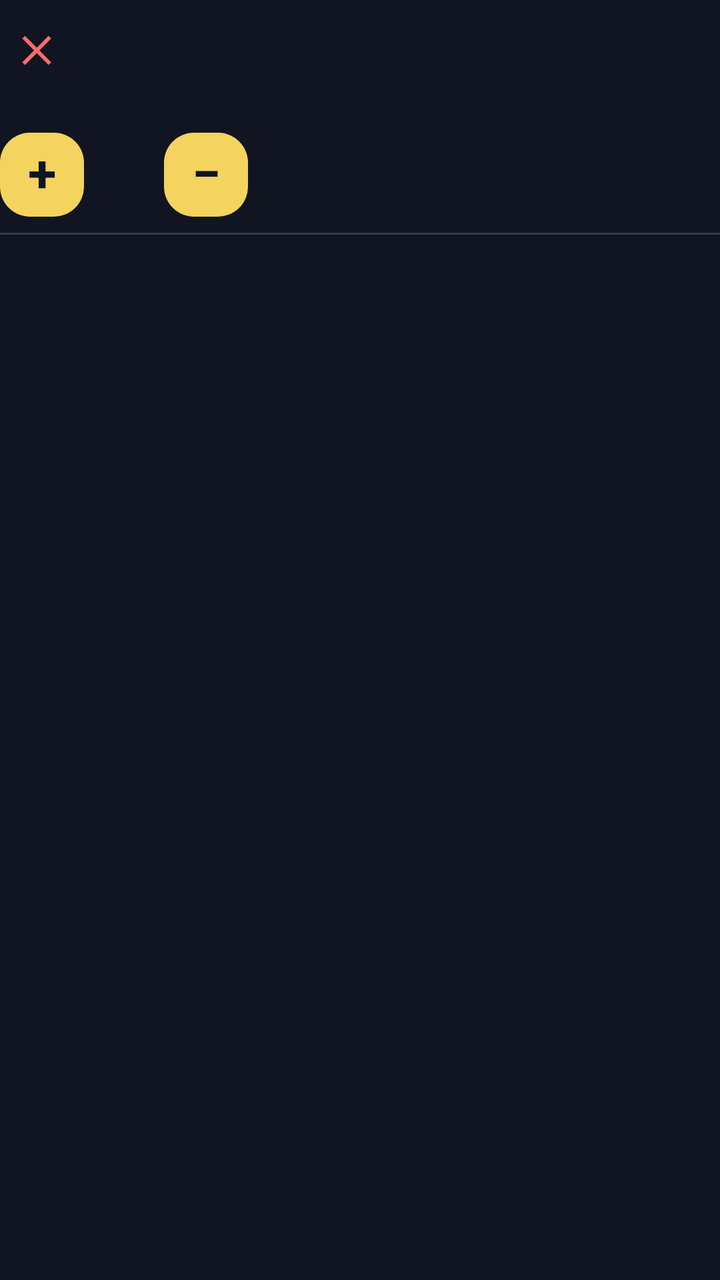
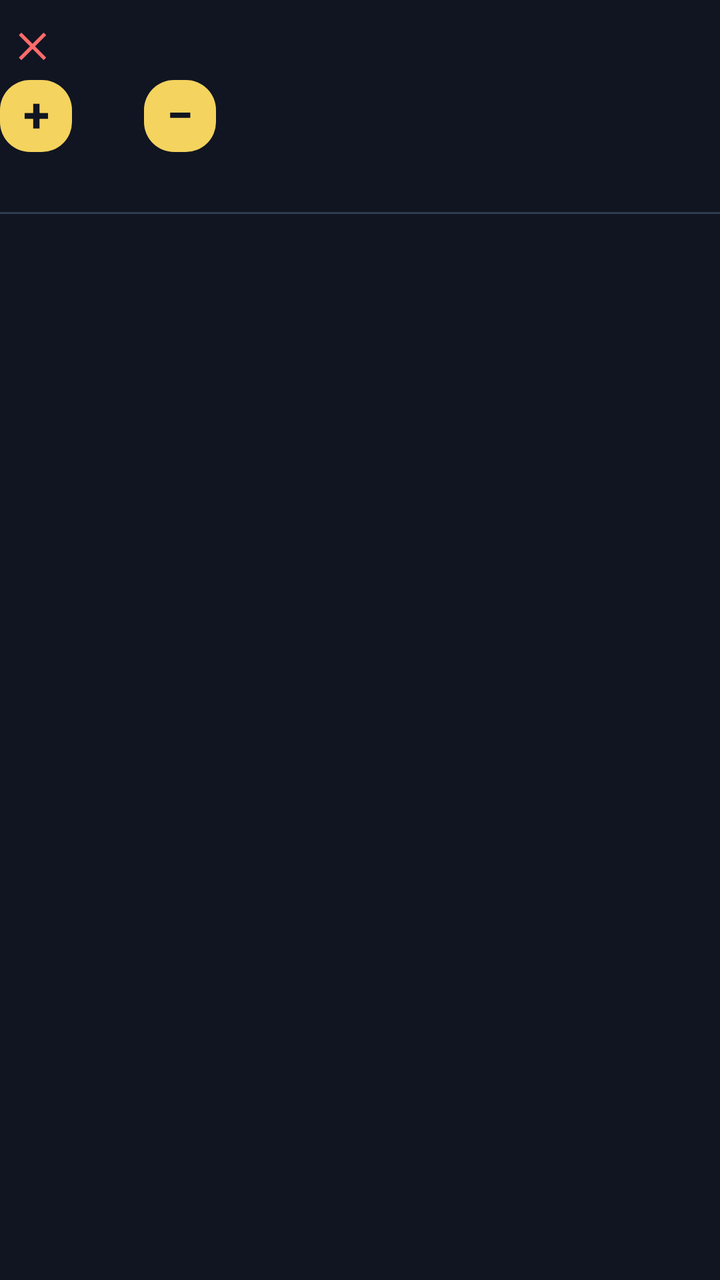

Screens rendered from an Android XML layout before and after an edit, with the pre-edit source and the edit as a unified diff.
<!-- AndroidManifest.xml: application theme Theme.Haji -->
<!-- res/layout/item_order_line.xml -->
<?xml version="1.0" encoding="utf-8"?>
<LinearLayout xmlns:android="http://schemas.android.com/apk/res/android"
    android:layout_width="match_parent"
    android:layout_height="wrap_content"
    android:orientation="vertical"
    android:paddingTop="6dp">

    
    <LinearLayout
        android:layout_width="match_parent"
        android:layout_height="wrap_content"
        android:gravity="center_vertical"
        android:orientation="horizontal">

        <TextView
            android:id="@+id/tvLineName"
            android:layout_width="0dp"
            android:layout_height="wrap_content"
            android:layout_weight="1"
            android:textColor="@color/text_primary"
            android:textSize="16sp"
            android:textStyle="bold" />

        <TextView
            android:id="@+id/btnDelete"
            android:layout_width="36dp"
            android:layout_height="36dp"
            android:background="?android:attr/selectableItemBackgroundBorderless"
            android:clickable="true"
            android:focusable="true"
            android:gravity="center"
            android:text="✕"
            android:textColor="@color/error"
            android:textSize="18sp"
            android:textStyle="bold" />
    </LinearLayout>

    
    <LinearLayout
        android:layout_width="match_parent"
        android:layout_height="wrap_content"
        android:gravity="center_vertical"
        android:orientation="horizontal">

        <TextView
            android:id="@+id/tvLineUnit"
            android:layout_width="0dp"
            android:layout_height="wrap_content"
            android:layout_weight="1"
            android:textColor="@color/text_secondary"
            android:textSize="13sp" />

        <TextView
            android:id="@+id/tvLineTotal"
            android:layout_width="wrap_content"
            android:layout_height="wrap_content"
            android:gravity="center"
            android:textColor="@color/text_primary"
            android:textSize="15sp"
            android:textStyle="bold" />
    </LinearLayout>

    
    <LinearLayout
        android:layout_width="match_parent"
        android:layout_height="wrap_content"
        android:layout_marginTop="4dp"
        android:gravity="center_vertical"
        android:orientation="horizontal"
        android:paddingBottom="8dp">

        <TextView
            android:id="@+id/tvLineNote"
            android:layout_width="0dp"
            android:layout_height="wrap_content"
            android:layout_weight="1"
            android:background="?android:attr/selectableItemBackground"
            android:clickable="true"
            android:focusable="true"
            android:gravity="center_vertical"
            android:minHeight="36dp"
            android:textColor="@color/text_secondary"
            android:textSize="13sp" />

        <TextView
            android:id="@+id/btnMinus"
            android:layout_width="42dp"
            android:layout_height="42dp"
            android:background="@drawable/bg_button_primary"
            android:clickable="true"
            android:focusable="true"
            android:gravity="center"
            android:includeFontPadding="false"
            android:text="−"
            android:textColor="@color/brand_navy"
            android:textSize="26sp"
            android:textStyle="bold" />

        <TextView
            android:id="@+id/tvQty"
            android:layout_width="40dp"
            android:layout_height="wrap_content"
            android:gravity="center"
            android:textColor="@color/text_primary"
            android:textSize="19sp"
            android:textStyle="bold" />

        <TextView
            android:id="@+id/btnPlus"
            android:layout_width="42dp"
            android:layout_height="42dp"
            android:background="@drawable/bg_button_primary"
            android:clickable="true"
            android:focusable="true"
            android:gravity="center"
            android:includeFontPadding="false"
            android:text="+"
            android:textColor="@color/brand_navy"
            android:textSize="26sp"
            android:textStyle="bold" />
    </LinearLayout>

    <View
        android:layout_width="match_parent"
        android:layout_height="1dp"
        android:background="@color/stroke" />
</LinearLayout>
<!-- resources referenced by this layout -->
<resources>
  <color name="brand_navy">#101521</color>
  <color name="error">#FF6B6B</color>
  <color name="stroke">#303B50</color>
  <color name="text_primary">#F5F7FC</color>
  <color name="text_secondary">#BAC4D5</color>
  <!-- drawable bg_button_primary (drawable) -->
  <?xml version="1.0" encoding="utf-8"?>
  <ripple xmlns:android="http://schemas.android.com/apk/res/android"
      android:color="#55FFFFFF">
  
      <item>
          <shape android:shape="rectangle">
              <solid android:color="@color/brand_red" />
              <corners android:radius="15dp" />
          </shape>
      </item>
  
  </ripple>
  <style name="Theme.Haji" parent="Theme.Material3.Light.NoActionBar">
          <item name="colorPrimary">@color/brand_red</item>
          <item name="colorOnPrimary">@color/white</item>
          <item name="colorPrimaryContainer">@color/brand_red_soft</item>
          <item name="colorOnPrimaryContainer">@color/brand_red_dark</item>
          <item name="colorSecondary">@color/brand_red_dark</item>
          <item name="colorOnSecondary">@color/white</item>
          <item name="colorSurface">@color/surface</item>
          <item name="colorOnSurface">@color/text_primary</item>
          <item name="colorError">@color/error</item>
          <item name="android:windowBackground">@color/bg_app</item>
          <item name="android:statusBarColor">@color/brand_red_dark</item>
          <item name="android:navigationBarColor">@color/bg_app</item>
          <item name="android:textColorPrimary">@color/text_primary</item>
          <item name="android:textColorSecondary">@color/text_secondary</item>
          <item name="android:layoutDirection">rtl</item>
          <item name="android:textDirection">rtl</item>
      </style>
  <color name="brand_red">#F4D35E</color>
  <color name="white">#FFFFFF</color>
  <color name="brand_red_soft">#FFF8D9</color>
  <color name="brand_red_dark">#D9B83F</color>
  <color name="surface">#192235</color>
  <color name="bg_app">#101521</color>
</resources>

<!-- the commit's change to res/layout/item_order_line.xml (unified diff, before → after) -->
@@ -3,7 +3,8 @@
     android:layout_width="match_parent"
     android:layout_height="wrap_content"
     android:orientation="vertical"
-    android:paddingTop="6dp">
+    android:paddingTop="6dp"
+    android:paddingBottom="4dp">
 
     
     <LinearLayout
@@ -18,20 +19,30 @@
             android:layout_height="wrap_content"
             android:layout_weight="1"
             android:textColor="@color/text_primary"
-            android:textSize="16sp"
+            android:textSize="15sp"
+            android:textStyle="bold" />
+
+        <TextView
+            android:id="@+id/tvLineTotal"
+            android:layout_width="wrap_content"
+            android:layout_height="wrap_content"
+            android:layout_marginStart="4dp"
+            android:gravity="center"
+            android:textColor="@color/text_primary"
+            android:textSize="14sp"
             android:textStyle="bold" />
 
         <TextView
             android:id="@+id/btnDelete"
-            android:layout_width="36dp"
-            android:layout_height="36dp"
+            android:layout_width="32dp"
+            android:layout_height="32dp"
             android:background="?android:attr/selectableItemBackgroundBorderless"
             android:clickable="true"
             android:focusable="true"
             android:gravity="center"
             android:text="✕"
             android:textColor="@color/error"
-            android:textSize="18sp"
+            android:textSize="17sp"
             android:textStyle="bold" />
     </LinearLayout>
 
@@ -39,6 +50,7 @@
     <LinearLayout
         android:layout_width="match_parent"
         android:layout_height="wrap_content"
+        android:layout_marginTop="2dp"
         android:gravity="center_vertical"
         android:orientation="horizontal">
 
@@ -51,41 +63,9 @@
             android:textSize="13sp" />
 
         <TextView
-            android:id="@+id/tvLineTotal"
-            android:layout_width="wrap_content"
-            android:layout_height="wrap_content"
-            android:gravity="center"
-            android:textColor="@color/text_primary"
-            android:textSize="15sp"
-            android:textStyle="bold" />
-    </LinearLayout>
-
-    
-    <LinearLayout
-        android:layout_width="match_parent"
-        android:layout_height="wrap_content"
-        android:layout_marginTop="4dp"
-        android:gravity="center_vertical"
-        android:orientation="horizontal"
-        android:paddingBottom="8dp">
-
-        <TextView
-            android:id="@+id/tvLineNote"
-            android:layout_width="0dp"
-            android:layout_height="wrap_content"
-            android:layout_weight="1"
-            android:background="?android:attr/selectableItemBackground"
-            android:clickable="true"
-            android:focusable="true"
-            android:gravity="center_vertical"
-            android:minHeight="36dp"
-            android:textColor="@color/text_secondary"
-            android:textSize="13sp" />
-
-        <TextView
             android:id="@+id/btnMinus"
-            android:layout_width="42dp"
-            android:layout_height="42dp"
+            android:layout_width="36dp"
+            android:layout_height="36dp"
             android:background="@drawable/bg_button_primary"
             android:clickable="true"
             android:focusable="true"
@@ -93,22 +73,22 @@
             android:includeFontPadding="false"
             android:text="−"
             android:textColor="@color/brand_navy"
-            android:textSize="26sp"
+            android:textSize="24sp"
             android:textStyle="bold" />
 
         <TextView
             android:id="@+id/tvQty"
-            android:layout_width="40dp"
+            android:layout_width="36dp"
             android:layout_height="wrap_content"
             android:gravity="center"
             android:textColor="@color/text_primary"
-            android:textSize="19sp"
+            android:textSize="18sp"
             android:textStyle="bold" />
 
         <TextView
             android:id="@+id/btnPlus"
-            android:layout_width="42dp"
-            android:layout_height="42dp"
+            android:layout_width="36dp"
+            android:layout_height="36dp"
             android:background="@drawable/bg_button_primary"
             android:clickable="true"
             android:focusable="true"
@@ -116,12 +96,26 @@
             android:includeFontPadding="false"
             android:text="+"
             android:textColor="@color/brand_navy"
-            android:textSize="26sp"
+            android:textSize="24sp"
             android:textStyle="bold" />
     </LinearLayout>
+
+    
+    <TextView
+        android:id="@+id/tvLineNote"
+        android:layout_width="match_parent"
+        android:layout_height="wrap_content"
+        android:background="?android:attr/selectableItemBackground"
+        android:clickable="true"
+        android:focusable="true"
+        android:gravity="center_vertical"
+        android:minHeight="28dp"
+        android:textColor="@color/text_secondary"
+        android:textSize="12sp" />
 
     <View
         android:layout_width="match_parent"
         android:layout_height="1dp"
+        android:layout_marginTop="2dp"
         android:background="@color/stroke" />
 </LinearLayout>
